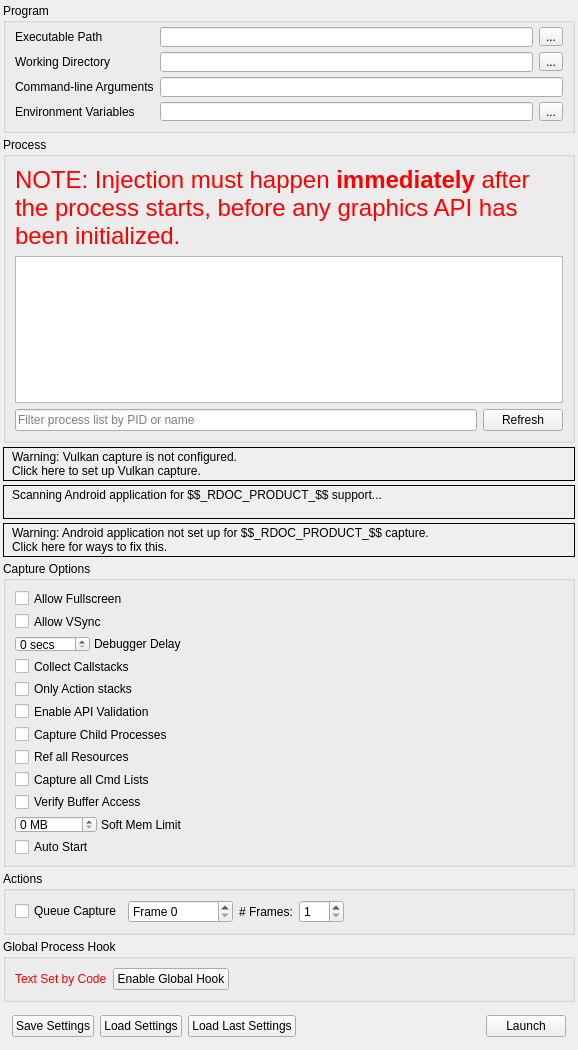
The window that qrenderdoc/Windows/Dialogs/CaptureDialog.ui (KealG/renderdoc) describes before a commit, drawn with Qt 5.
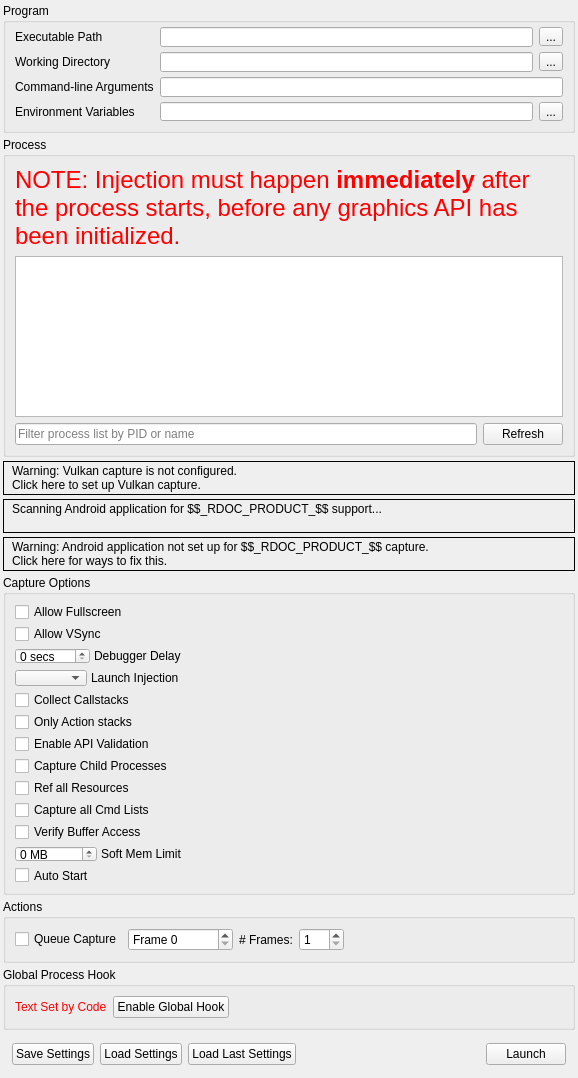
The same window after the commit. Icons and pictures are not drawn. Custom widgets are drawn as their Qt base class.

Commit message: Add selectable Windows launch injection modes

The edit to the form file:
```diff
--- a/qrenderdoc/Windows/Dialogs/CaptureDialog.ui
+++ b/qrenderdoc/Windows/Dialogs/CaptureDialog.ui
@@ -459,6 +459,62 @@
         </layout>
        </widget>
       </item>
+      <item>
+       <widget class="QFrame" name="LaunchInjectModeFrame">
+        <property name="sizePolicy">
+         <sizepolicy hsizetype="Fixed" vsizetype="Preferred">
+          <horstretch>0</horstretch>
+          <verstretch>0</verstretch>
+         </sizepolicy>
+        </property>
+        <property name="frameShape">
+         <enum>QFrame::NoFrame</enum>
+        </property>
+        <property name="frameShadow">
+         <enum>QFrame::Plain</enum>
+        </property>
+        <layout class="QHBoxLayout" name="LaunchInjectModeLayout">
+         <property name="spacing">
+          <number>4</number>
+         </property>
+         <property name="leftMargin">
+          <number>0</number>
+         </property>
+         <property name="topMargin">
+          <number>0</number>
+         </property>
+         <property name="rightMargin">
+          <number>0</number>
+         </property>
+         <property name="bottomMargin">
+          <number>0</number>
+         </property>
+         <item>
+          <widget class="QComboBox" name="LaunchInjectMode">
+           <property name="toolTip">
+            <string>Select how launch-time DLL injection should be attempted for local Windows captures.</string>
+           </property>
+          </widget>
+         </item>
+         <item>
+          <widget class="QLabel" name="LaunchInjectModeLabel">
+           <property name="sizePolicy">
+            <sizepolicy hsizetype="Fixed" vsizetype="Preferred">
+             <horstretch>0</horstretch>
+             <verstretch>0</verstretch>
+            </sizepolicy>
+           </property>
+           <property name="toolTip">
+            <string>Select how launch-time DLL injection should be attempted for local Windows captures.</string>
+           </property>
+           <property name="text">
+            <string>Launch Injection</string>
+           </property>
+          </widget>
+         </item>
+        </layout>
+       </widget>
+      </item>
       <item>
        <widget class="QCheckBox" name="CaptureCallstacks">
         <property name="toolTip">
```
The commit also changes 10 other files.
